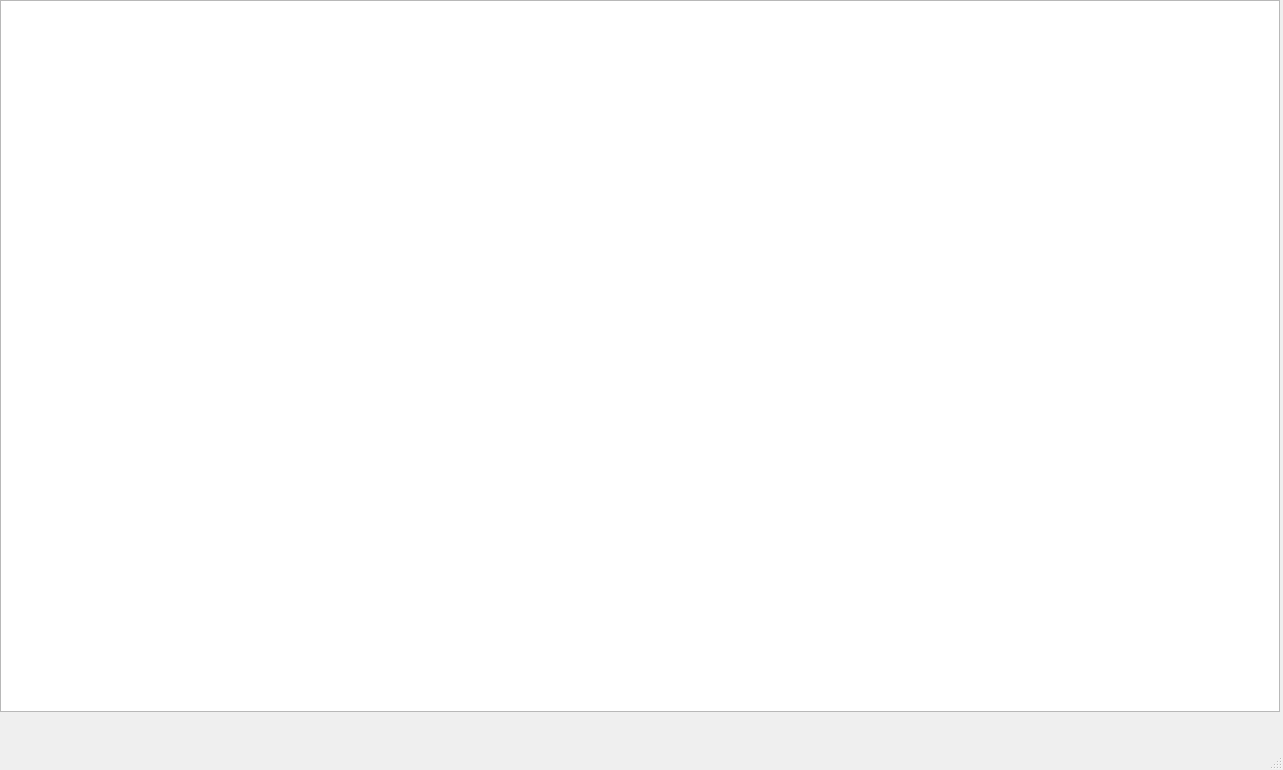
Old version of the form PFG/mainwindow.ui in the repository MarianaNV10/ProyectoF.
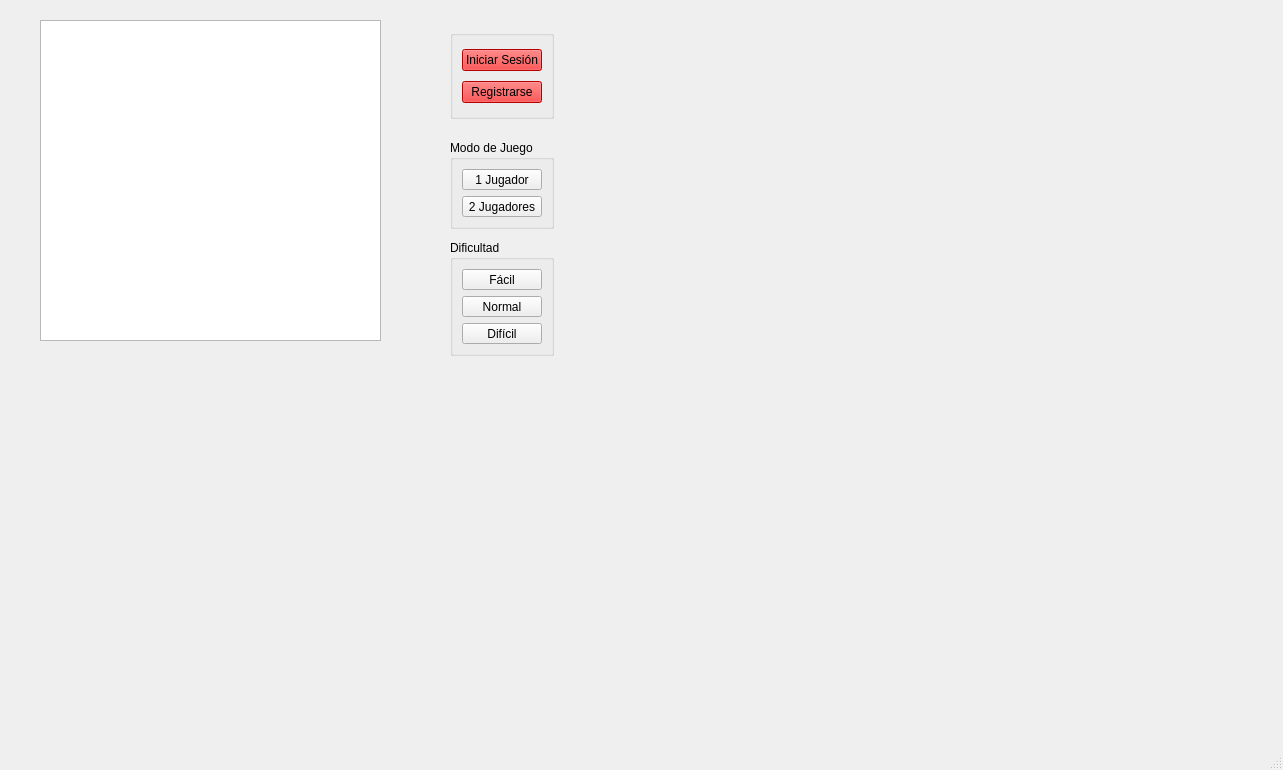
New version of the form.

Commit message: Se modifica el nivel 2, se añade el fondo para el inicio del juego a su vez de la interacción de la interfaz con el usuario.

The edit to the form file:
```diff
--- a/PFG/mainwindow.ui
+++ b/PFG/mainwindow.ui
@@ -17,13 +17,122 @@
    <widget class="QGraphicsView" name="graphicsView">
     <property name="geometry">
      <rect>
-      <x>0</x>
-      <y>0</y>
-      <width>1280</width>
-      <height>712</height>
+      <x>40</x>
+      <y>20</y>
+      <width>341</width>
+      <height>321</height>
      </rect>
     </property>
    </widget>
+   <widget class="QGroupBox" name="inicio">
+    <property name="geometry">
+     <rect>
+      <x>450</x>
+      <y>30</y>
+      <width>104</width>
+      <height>89</height>
+     </rect>
+    </property>
+    <property name="styleSheet">
+     <string notr="true">border-color: rgb(255, 255, 255);</string>
+    </property>
+    <property name="title">
+     <string/>
+    </property>
+    <layout class="QGridLayout" name="gridLayout">
+     <item row="0" column="0">
+      <widget class="QPushButton" name="iniciarsesion">
+       <property name="styleSheet">
+        <string notr="true">background-color: rgb(255, 0, 0);</string>
+       </property>
+       <property name="text">
+        <string>Iniciar Sesión</string>
+       </property>
+       <property name="autoDefault">
+        <bool>false</bool>
+       </property>
+      </widget>
+     </item>
+     <item row="1" column="0">
+      <widget class="QPushButton" name="registrarse">
+       <property name="styleSheet">
+        <string notr="true">background-color: rgb(255, 0, 0);</string>
+       </property>
+       <property name="text">
+        <string>Registrarse</string>
+       </property>
+      </widget>
+     </item>
+    </layout>
+   </widget>
+   <widget class="QGroupBox" name="modojuego">
+    <property name="geometry">
+     <rect>
+      <x>450</x>
+      <y>140</y>
+      <width>104</width>
+      <height>89</height>
+     </rect>
+    </property>
+    <property name="title">
+     <string>Modo de Juego</string>
+    </property>
+    <layout class="QGridLayout" name="gridLayout_2">
+     <item row="0" column="0">
+      <widget class="QPushButton" name="oneplayer">
+       <property name="text">
+        <string>1 Jugador</string>
+       </property>
+      </widget>
+     </item>
+     <item row="1" column="0">
+      <widget class="QPushButton" name="multiplayer">
+       <property name="text">
+        <string>2 Jugadores</string>
+       </property>
+      </widget>
+     </item>
+    </layout>
+   </widget>
+   <widget class="QGroupBox" name="dificultad">
+    <property name="geometry">
+     <rect>
+      <x>450</x>
+      <y>240</y>
+      <width>104</width>
+      <height>116</height>
+     </rect>
+    </property>
+    <property name="title">
+     <string>Dificultad</string>
+    </property>
+    <layout class="QGridLayout" name="gridLayout_3">
+     <item row="0" column="0">
+      <widget class="QPushButton" name="facil">
+       <property name="text">
+        <string>Fácil</string>
+       </property>
+      </widget>
+     </item>
+     <item row="1" column="0">
+      <widget class="QPushButton" name="normal">
+       <property name="text">
+        <string>Normal</string>
+       </property>
+      </widget>
+     </item>
+     <item row="2" column="0">
+      <widget class="QPushButton" name="dificil">
+       <property name="enabled">
+        <bool>true</bool>
+       </property>
+       <property name="text">
+        <string>Difícil</string>
+       </property>
+      </widget>
+     </item>
+    </layout>
+   </widget>
   </widget>
   <widget class="QMenuBar" name="menubar">
    <property name="geometry">
```
The commit also changes 3 other files.
